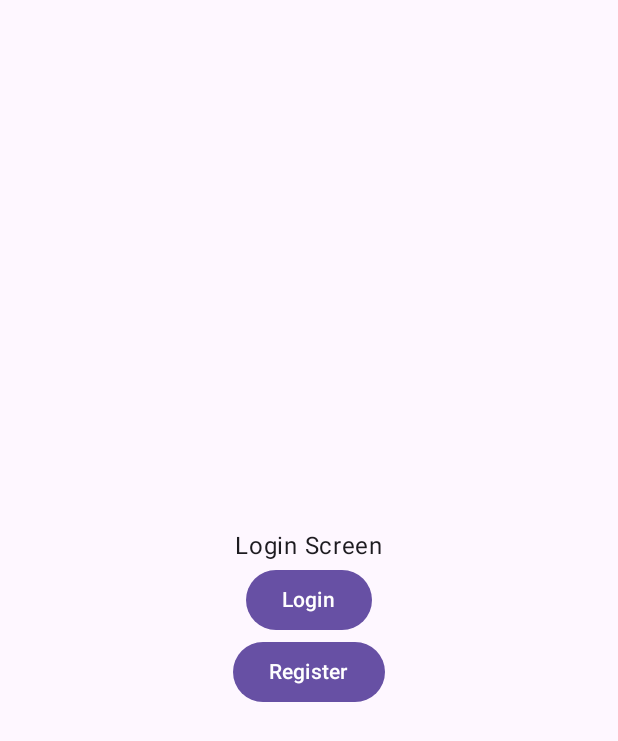
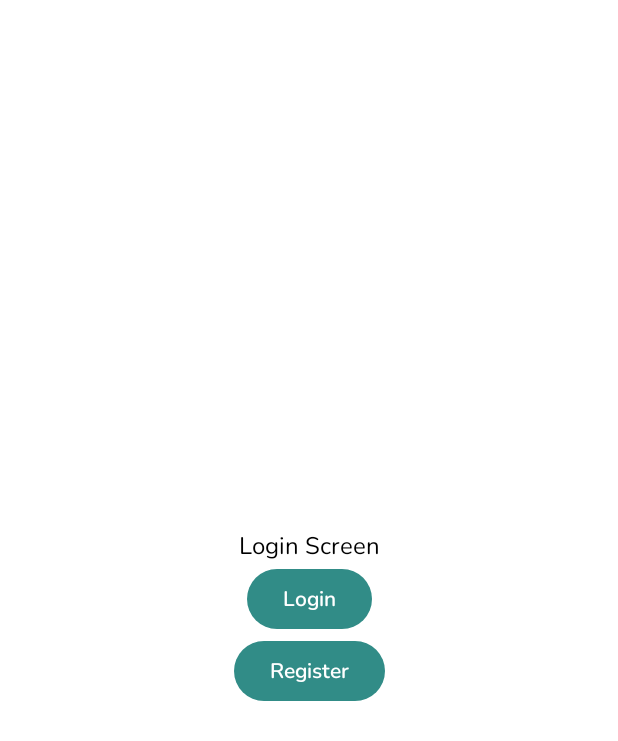
Before and after one commit to ahargunyllib/growth, an Android app built with Jetpack Compose: the screen it shows after launch (BaseActivity), on a phone screen of 412 x 824 dp. Shown: the top 741 px of the screen. Run offline under Robolectric (Android 15) with nearby library versions, the phone set to English and light mode, and no system bars; our stand-ins replace Dagger/Hilt's generated code.

Commit message:
feat: Implement design system for color and typography
Establishes the core design system by defining the application's color palette and typography styles. This change also adds the Nunito font family.

- **`Color.kt`**:
    - Defines `lightColorScheme` and `darkColorScheme` for Material 3 theming.
    - Introduces a `GrowthScheme` sealed class to provide a custom color palette with primary, secondary, tertiary, and other utility colors.

- **`Typography.kt`**:
    - Adds the `Nunito` font family (`regular`, `semibold`, `bold`).
    - Configures the Material 3 `Typography` object with custom styles for various text elements like `displayLarge`, `titleLarge`, and `bodyLarge`.
    - Creates a `GrowthTypography` sealed class with predefined text styles (e.g., `HeadingXL`, `BodyL`) for consistent usage across the app.

- **`res/font/`**:
    - Adds `nunito_regular.ttf`, `nunito_semibold.ttf`, and `nunito_bold.ttf` font files.

```diff
--- a/app/src/main/java/com/ahargunyllib/growth/presentation/ui/design_system/Color.kt
+++ b/app/src/main/java/com/ahargunyllib/growth/presentation/ui/design_system/Color.kt
@@ -4,10 +4,42 @@ import androidx.compose.material3.darkColorScheme
 import androidx.compose.material3.lightColorScheme
 import androidx.compose.ui.graphics.Color
 
-val lightColorScheme = lightColorScheme()
-val darkColorScheme = darkColorScheme()
+val lightColorScheme = lightColorScheme(
+    primary = Color(0xFF318C87),
+    secondary = Color(0xFF519E96),
+    tertiary = Color(0xFFF5A623),
+    background = Color(0xFFFFFFFF),
+    surface = Color(0xFFF5F5F5),
+    onPrimary = Color.White,
+    onSecondary = Color.White,
+    onBackground = Color(0xFF000000),
+    onSurface = Color(0xFF000000),
+    error = Color(0xFFD32F2F),
+)
+val darkColorScheme = darkColorScheme(
+    primary = Color(0xFF519E96),
+    secondary = Color(0xFF318C87),
+    tertiary = Color(0xFFF5A623),
+    background = Color(0xFF2C3E50),
+    surface = Color(0xFF4F4F4F),
+    onPrimary = Color.White,
+    onSecondary = Color.White,
+    onBackground = Color(0xFFFFFFFF),
+    onSurface = Color(0xFFFFFFFF),
+    error = Color(0xFFD32F2F),
+)
 
-sealed class GrowthScheme(val color: Color){
-    // TODO: Implement all the color
-    data object Primary: GrowthScheme(Color(0xFF000000))
+sealed class GrowthScheme(val color: Color) {
+    // Warna utama sesuai style guide Growth
+    data object Primary : GrowthScheme(Color(0xFF318C87))     // Hijau tua
+    data object Secondary : GrowthScheme(Color(0xFF519E96))   // Hijau muda
+    data object Tertiary : GrowthScheme(Color(0xFFF5A623))    // Oranye (aksen)
+    data object Quaternary : GrowthScheme(Color(0xFF2C3E50))  // Biru gelap
+
+    // Warna tambahan
+    data object White : GrowthScheme(Color(0xFFFFFFFF))
+    data object Black : GrowthScheme(Color(0xFF000000))
+    data object GrayLight : GrowthScheme(Color(0xFFF5F5F5))
+    data object GrayDark : GrowthScheme(Color(0xFF4F4F4F))
+    data object Error : GrowthScheme(Color(0xFFD32F2F))
 }
--- a/app/src/main/java/com/ahargunyllib/growth/presentation/ui/design_system/Typography.kt
+++ b/app/src/main/java/com/ahargunyllib/growth/presentation/ui/design_system/Typography.kt
@@ -2,10 +2,104 @@ package com.ahargunyllib.growth.presentation.ui.design_system
 
 import androidx.compose.material3.Typography
 import androidx.compose.ui.text.TextStyle
+import androidx.compose.ui.text.font.Font
+import androidx.compose.ui.text.font.FontFamily
+import androidx.compose.ui.text.font.FontWeight
+import androidx.compose.ui.unit.sp
+import com.ahargunyllib.growth.R
 
-val typography = Typography()
+val Nunito = FontFamily(
+    Font(R.font.nunito_regular, FontWeight.Normal),
+    Font(R.font.nunito_semibold, FontWeight.SemiBold),
+    Font(R.font.nunito_bold, FontWeight.Bold)
+)
+val typography = Typography(
+    displayLarge = TextStyle(
+        fontFamily = Nunito,
+        fontWeight = FontWeight.Bold,
+        fontSize = 30.sp,
+        lineHeight = 36.sp
+    ),
+    titleLarge = TextStyle(
+        fontFamily = Nunito,
+        fontWeight = FontWeight.SemiBold,
+        fontSize = 22.sp
+    ),
+    titleMedium = TextStyle(
+        fontFamily = Nunito,
+        fontWeight = FontWeight.Medium,
+        fontSize = 18.sp
+    ),
+    bodyLarge = TextStyle(
+        fontFamily = Nunito,
+        fontWeight = FontWeight.Normal,
+        fontSize = 16.sp,
+        lineHeight = 22.sp
+    ),
+    bodyMedium = TextStyle(
+        fontFamily = Nunito,
+        fontWeight = FontWeight.Normal,
+        fontSize = 14.sp
+    ),
+    labelLarge = TextStyle(
+        fontFamily = Nunito,
+        fontWeight = FontWeight.SemiBold,
+        fontSize = 14.sp
+    )
+)
 
-sealed class GrowthTypography(val textStyle: TextStyle){
-    // TODO: Implement all the typography
-    data object Heading: GrowthTypography(TextStyle())
+sealed class GrowthTypography(val textStyle: TextStyle) {
+
+    // Headings / Titles
+    data object HeadingXL : GrowthTypography(
+        TextStyle(
+            fontFamily = Nunito,
+            fontWeight = FontWeight.Bold,
+            fontSize = 30.sp,
+            lineHeight = 36.sp
+        )
+    )
+
+    data object HeadingL : GrowthTypography(
+        TextStyle(
+            fontFamily = Nunito,
+            fontWeight = FontWeight.SemiBold,
+            fontSize = 22.sp
+        )
+    )
+
+    data object HeadingM : GrowthTypography(
+        TextStyle(
+            fontFamily = Nunito,
+            fontWeight = FontWeight.Medium,
+            fontSize = 18.sp
+        )
+    )
+
+    // Body Texts
+    data object BodyL : GrowthTypography(
+        TextStyle(
+            fontFamily = Nunito,
+            fontWeight = FontWeight.Normal,
+            fontSize = 16.sp,
+            lineHeight = 22.sp
+        )
+    )
+
+    data object BodyM : GrowthTypography(
+        TextStyle(
+            fontFamily = Nunito,
+            fontWeight = FontWeight.Normal,
+            fontSize = 14.sp
+        )
+    )
+
+    // Labels / Captions
+    data object LabelL : GrowthTypography(
+        TextStyle(
+            fontFamily = Nunito,
+            fontWeight = FontWeight.SemiBold,
+            fontSize = 14.sp
+        )
+    )
 }
```
Also changed, not shown: app/src/main/res/font/nunito_bold.ttf (added), app/src/main/res/font/nunito_regular.ttf (added), app/src/main/res/font/nunito_semibold.ttf (added).
